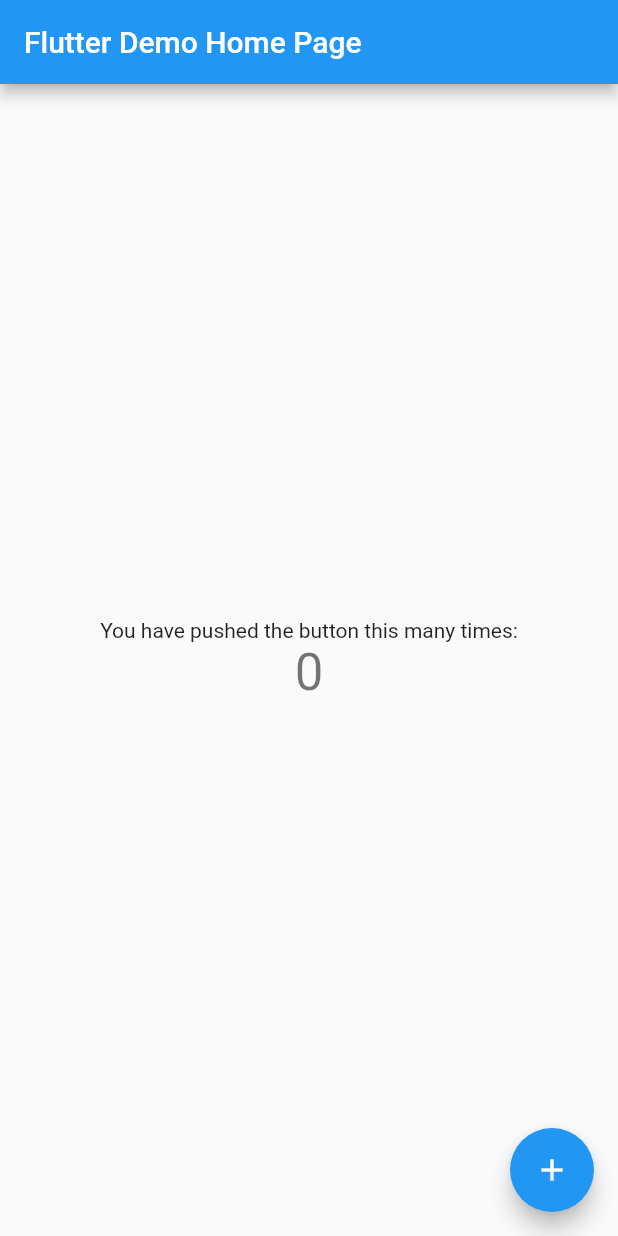
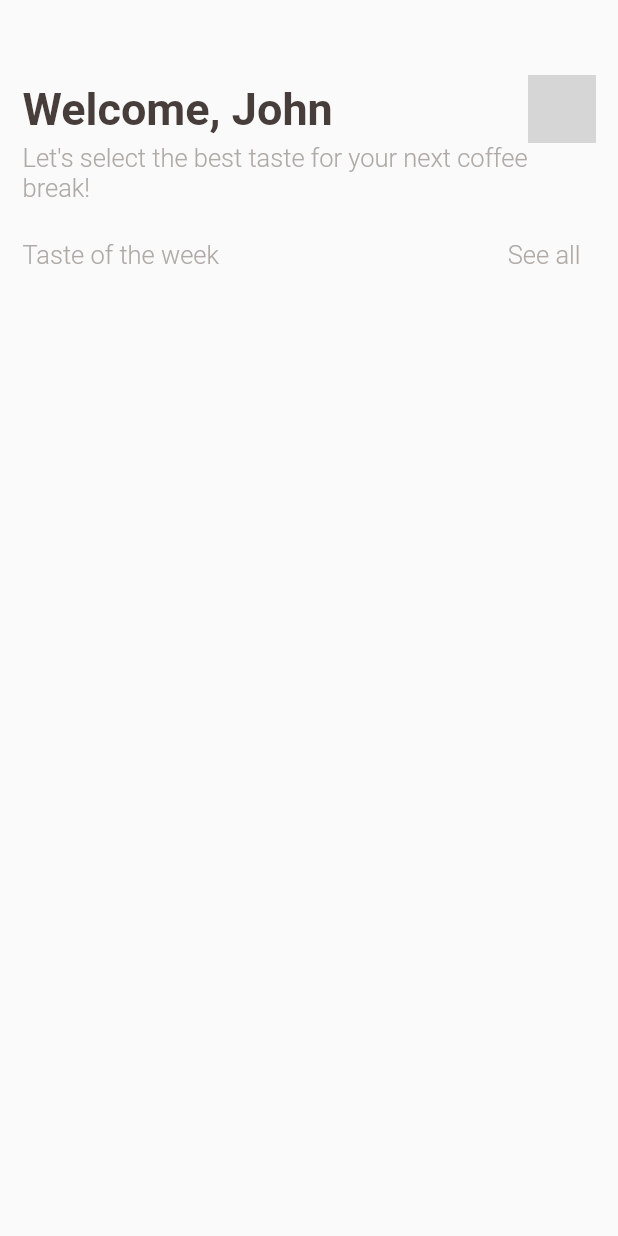
Before and after one commit to dipinsonwani/coffee_shop, a Flutter app: the screen it shows after launch, on a phone screen of 412 x 824 dp. Run offline on Flutter 3.47's test engine with Material 2 defaults, Android fonts, the phone set to English and light mode, and no system bars; Roboto replaces fonts that are missing (nunito, varela); grey boxes are pictures that could not be loaded.

Commit message:
add HomePage

```diff
--- a/lib/main.dart
+++ b/lib/main.dart
@@ -1,3 +1,4 @@
+import 'package:coffee_shop/screens/homepage.dart';
 import 'package:flutter/material.dart';
 
 void main() {
@@ -5,109 +6,14 @@ void main() {
 }
 
 class MyApp extends StatelessWidget {
-  // This widget is the root of your application.
   @override
   Widget build(BuildContext context) {
     return MaterialApp(
-      title: 'Flutter Demo',
+      title: 'Coffee Shop',
       theme: ThemeData(
-        // This is the theme of your application.
-        //
-        // Try running your application with "flutter run". You'll see the
-        // application has a blue toolbar. Then, without quitting the app, try
-        // changing the primarySwatch below to Colors.green and then invoke
-        // "hot reload" (press "r" in the console where you ran "flutter run",
-        // or simply save your changes to "hot reload" in a Flutter IDE).
-        // Notice that the counter didn't reset back to zero; the application
-        // is not restarted.
-        primarySwatch: Colors.blue,
+        primarySwatch: Colors.brown,
       ),
-      home: MyHomePage(title: 'Flutter Demo Home Page'),
+      home: HomePage()
     );
   }
 }
-
-class MyHomePage extends StatefulWidget {
-  MyHomePage({Key key, this.title}) : super(key: key);
-
-  // This widget is the home page of your application. It is stateful, meaning
-  // that it has a State object (defined below) that contains fields that affect
-  // how it looks.
-
-  // This class is the configuration for the state. It holds the values (in this
-  // case the title) provided by the parent (in this case the App widget) and
-  // used by the build method of the State. Fields in a Widget subclass are
-  // always marked "final".
-
-  final String title;
-
-  @override
-  _MyHomePageState createState() => _MyHomePageState();
-}
-
-class _MyHomePageState extends State<MyHomePage> {
-  int _counter = 0;
-
-  void _incrementCounter() {
-    setState(() {
-      // This call to setState tells the Flutter framework that something has
-      // changed in this State, which causes it to rerun the build method below
-      // so that the display can reflect the updated values. If we changed
-      // _counter without calling setState(), then the build method would not be
-      // called again, and so nothing would appear to happen.
-      _counter++;
-    });
-  }
-
-  @override
-  Widget build(BuildContext context) {
-    // This method is rerun every time setState is called, for instance as done
-    // by the _incrementCounter method above.
-    //
-    // The Flutter framework has been optimized to make rerunning build methods
-    // fast, so that you can just rebuild anything that needs updating rather
-    // than having to individually change instances of widgets.
-    return Scaffold(
-      appBar: AppBar(
-        // Here we take the value from the MyHomePage object that was created by
-        // the App.build method, and use it to set our appbar title.
-        title: Text(widget.title),
-      ),
-      body: Center(
-        // Center is a layout widget. It takes a single child and positions it
-        // in the middle of the parent.
-        child: Column(
-          // Column is also a layout widget. It takes a list of children and
-          // arranges them vertically. By default, it sizes itself to fit its
-          // children horizontally, and tries to be as tall as its parent.
-          //
-          // Invoke "debug painting" (press "p" in the console, choose the
-          // "Toggle Debug Paint" action from the Flutter Inspector in Android
-          // Studio, or the "Toggle Debug Paint" command in Visual Studio Code)
-          // to see the wireframe for each widget.
-          //
-          // Column has various properties to control how it sizes itself and
-          // how it positions its children. Here we use mainAxisAlignment to
-          // center the children vertically; the main axis here is the vertical
-          // axis because Columns are vertical (the cross axis would be
-          // horizontal).
-          mainAxisAlignment: MainAxisAlignment.center,
-          children: <Widget>[
-            Text(
-              'You have pushed the button this many times:',
-            ),
-            Text(
-              '$_counter',
-              style: Theme.of(context).textTheme.headline4,
-            ),
-          ],
-        ),
-      ),
-      floatingActionButton: FloatingActionButton(
-        onPressed: _incrementCounter,
-        tooltip: 'Increment',
-        child: Icon(Icons.add),
-      ), // This trailing comma makes auto-formatting nicer for build methods.
-    );
-  }
-}
--- /dev/null
+++ b/lib/screens/homepage.dart
@@ -0,0 +1,91 @@
+import 'dart:ui';
+
+import 'package:flutter/material.dart';
+
+class HomePage extends StatefulWidget {
+  @override
+  _HomePageState createState() => _HomePageState();
+}
+
+class _HomePageState extends State<HomePage> {
+  @override
+  Widget build(BuildContext context) {
+    return Scaffold(
+      body: ListView(
+        padding: EdgeInsets.only(left: 15.0),
+        children: <Widget>[
+          SizedBox(
+            height: 50.0,
+          ),
+          Row(
+            mainAxisAlignment: MainAxisAlignment.spaceBetween,
+            children: <Widget>[
+              Text(
+                'Welcome, John',
+                style: TextStyle(
+                    fontFamily: 'varela',
+                    fontSize: 30.0,
+                    fontWeight: FontWeight.bold,
+                    color: Color(0xFF473D3A)),
+              ),
+              Padding(
+                  padding: EdgeInsets.only(right: 15.0),
+                  child: Container(
+                    height: 45.0,
+                    width: 45.0,
+                    decoration: BoxDecoration(
+                        borderRadius: BorderRadius.circular(40.0),
+                        image: DecorationImage(
+                            image: AssetImage('assets/model.jpg'),
+                            fit: BoxFit.cover)),
+                  ))
+            ],
+          ),
+          Padding(
+            padding: const EdgeInsets.only(right: 45.0),
+            child: Container(
+              child: Text(
+                'Let\'s select the best taste for your next coffee break!',
+                style: TextStyle(
+                  fontFamily: 'nunito',
+                  fontSize: 17.0,
+                  fontWeight: FontWeight.w300,
+                  color: Color(0xFFb0AAA7),
+                ),
+              ),
+            ),
+          ),
+          SizedBox(
+            height: 25.0,
+          ),
+          Row(
+            mainAxisAlignment: MainAxisAlignment.spaceBetween,
+            children: <Widget>[
+
+            Text(
+              'Taste of the week',
+              style: TextStyle(
+                fontFamily: 'varela',
+                fontSize: 17.0,
+                fontWeight: FontWeight.w300,
+                color: Color(0xFFb0AAA7),
+              ),
+            ),
+            Padding(
+              padding: const EdgeInsets.only(right:25.0),
+              child:Text(
+              'See all',
+              style: TextStyle(
+                fontFamily: 'varela',
+                fontSize: 17.0,
+                fontWeight: FontWeight.w300,
+                color: Color(0xFFb0AAA7),
+              ),
+            ),
+            )
+          ])
+        ],
+      ),
+    );
+  }
+}
```
